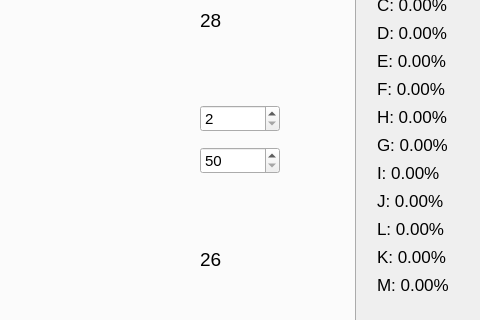
Qt form src/MLP/mainwindow.ui (IgorMitiukliaev/CPP7_MLP) before a commit; both pictures show x 275 to 755 and y 263 to 583 of the 1200 by 800 pixel window.
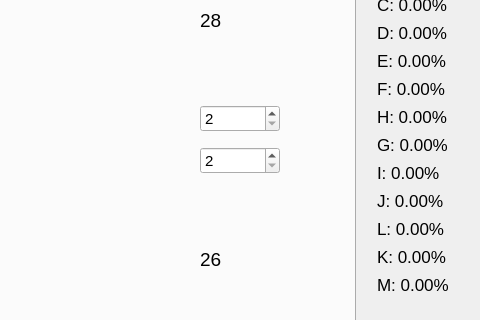
The same form after that commit.

Diff of the .ui file:
```diff
--- a/src/MLP/mainwindow.ui
+++ b/src/MLP/mainwindow.ui
@@ -285,7 +285,7 @@
             </font>
            </property>
            <property name="minimum">
-            <number>50</number>
+            <number>2</number>
            </property>
            <property name="maximum">
             <number>1000</number>
```
